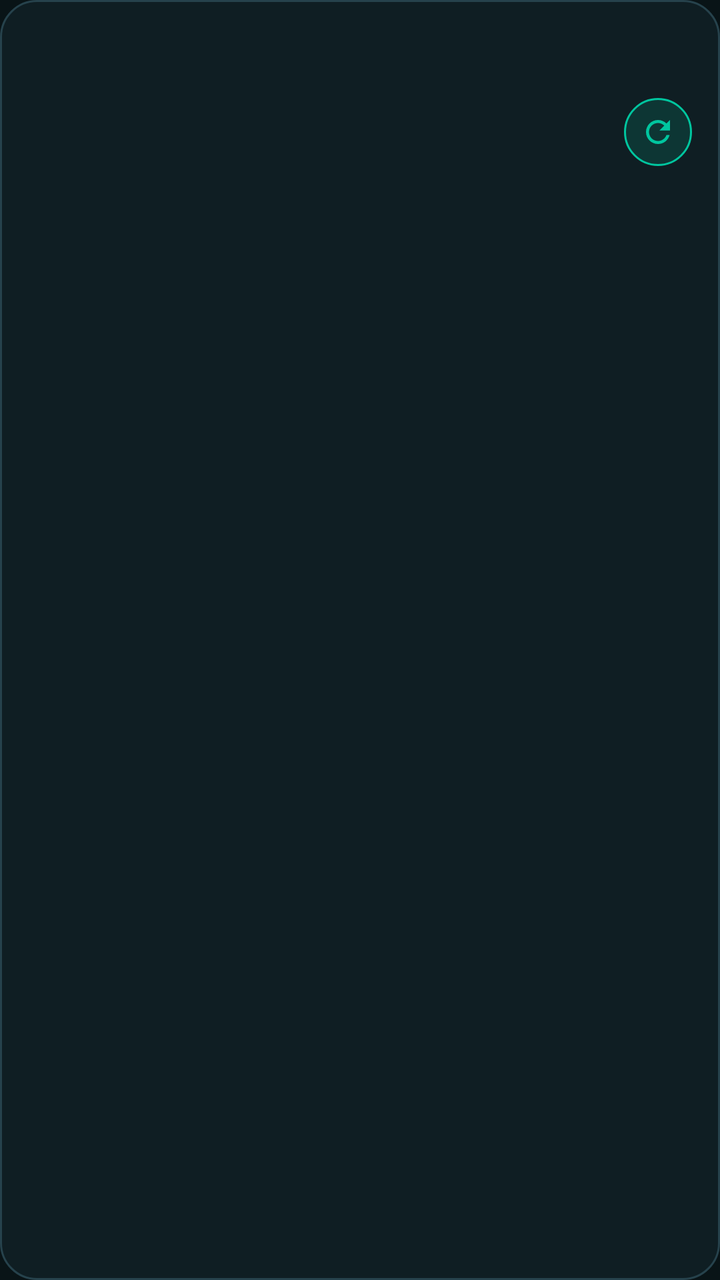
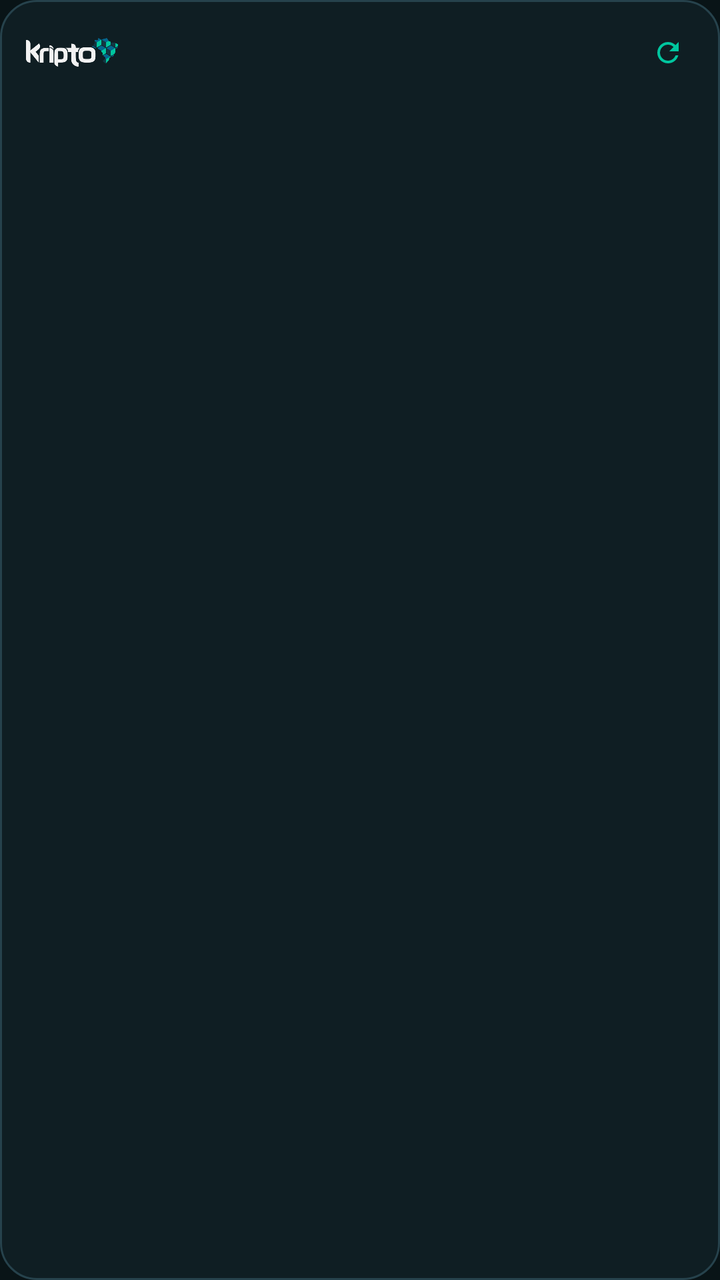

Compare the two renders of this Android layout. The source of the first and the diff that turns it into the second are given below.
<!-- AndroidManifest.xml: application theme Tema.KriptoBR -->
<!-- res/layout/widget_cotacao.xml -->
<?xml version="1.0" encoding="utf-8"?>
<LinearLayout xmlns:android="http://schemas.android.com/apk/res/android"
    android:id="@+id/wRaiz"
    android:layout_width="match_parent"
    android:layout_height="match_parent"
    android:background="@drawable/fundo_widget"
    android:orientation="vertical"
    android:padding="14dp">

    <LinearLayout
        android:layout_width="match_parent"
        android:layout_height="wrap_content"
        android:orientation="horizontal">

        <TextView
            android:id="@+id/wTitulo"
            android:layout_width="0dp"
            android:layout_height="wrap_content"
            android:layout_weight="1"
            android:ellipsize="end"
            android:letterSpacing="0.12"
            android:maxLines="1"
            android:textColor="@color/btc"
            android:textSize="11sp"
            android:textStyle="bold" />

        <TextView
            android:id="@+id/wMarca"
            android:layout_width="wrap_content"
            android:layout_height="wrap_content"
            android:textColor="@color/mint"
            android:textSize="11sp"
            android:textStyle="bold" />
    </LinearLayout>

    <LinearLayout
        android:layout_width="match_parent"
        android:layout_height="wrap_content"
        android:baselineAligned="false"
        android:orientation="horizontal">

        <LinearLayout
            android:layout_width="0dp"
            android:layout_height="wrap_content"
            android:layout_weight="1"
            android:orientation="vertical">

            <TextView
                android:id="@+id/wPreco"
                android:layout_width="match_parent"
                android:layout_height="wrap_content"
                android:layout_marginTop="3dp"
                android:ellipsize="end"
                android:maxLines="1"
                android:textColor="@color/tinta"
                android:textSize="24sp"
                android:textStyle="bold" />

            <TextView
                android:id="@+id/wVar"
                android:layout_width="match_parent"
                android:layout_height="wrap_content"
                android:maxLines="1"
                android:textColor="@color/alta"
                android:textSize="14sp"
                android:textStyle="bold" />

            <TextView
                android:id="@+id/wFaixa"
                android:layout_width="match_parent"
                android:layout_height="wrap_content"
                android:layout_marginTop="2dp"
                android:ellipsize="end"
                android:maxLines="1"
                android:textColor="@color/apagado"
                android:textSize="11.5sp"
                android:visibility="gone" />

            <TextView
                android:id="@+id/wVolume"
                android:layout_width="match_parent"
                android:layout_height="wrap_content"
                android:ellipsize="end"
                android:maxLines="1"
                android:textColor="@color/apagado"
                android:textSize="11.5sp"
                android:visibility="gone" />
        </LinearLayout>

        <ImageView
            android:id="@+id/wAtualizar"
            android:layout_width="34dp"
            android:layout_height="34dp"
            android:layout_gravity="bottom"
            android:background="@drawable/fundo_bolinha"
            android:contentDescription="@string/widget_atualizar"
            android:padding="8dp"
            android:src="@drawable/ic_atualizar" />
    </LinearLayout>

    <LinearLayout
        android:id="@+id/wL1"
        android:layout_width="match_parent"
        android:layout_height="wrap_content"
        android:layout_marginTop="3dp"
        android:baselineAligned="false"
        android:orientation="horizontal"
        android:visibility="gone">

        <TextView
            android:id="@+id/wL1Nome"
            android:layout_width="0dp"
            android:layout_height="wrap_content"
            android:layout_weight="1"
            android:ellipsize="end"
            android:maxLines="1"
            android:textColor="@color/tinta2"
            android:textSize="12.5sp" />

        <TextView
            android:id="@+id/wL1Var"
            android:layout_width="wrap_content"
            android:layout_height="wrap_content"
            android:layout_marginStart="8dp"
            android:maxLines="1"
            android:textColor="@color/alta"
            android:textSize="12.5sp"
            android:textStyle="bold" />
    </LinearLayout>
    <LinearLayout
        android:id="@+id/wL2"
        android:layout_width="match_parent"
        android:layout_height="wrap_content"
        android:layout_marginTop="3dp"
        android:baselineAligned="false"
        android:orientation="horizontal"
        android:visibility="gone">

        <TextView
            android:id="@+id/wL2Nome"
            android:layout_width="0dp"
            android:layout_height="wrap_content"
            android:layout_weight="1"
            android:ellipsize="end"
            android:maxLines="1"
            android:textColor="@color/tinta2"
            android:textSize="12.5sp" />

        <TextView
            android:id="@+id/wL2Var"
            android:layout_width="wrap_content"
            android:layout_height="wrap_content"
            android:layout_marginStart="8dp"
            android:maxLines="1"
            android:textColor="@color/alta"
            android:textSize="12.5sp"
            android:textStyle="bold" />
    </LinearLayout>
    <LinearLayout
        android:id="@+id/wL3"
        android:layout_width="match_parent"
        android:layout_height="wrap_content"
        android:layout_marginTop="3dp"
        android:baselineAligned="false"
        android:orientation="horizontal"
        android:visibility="gone">

        <TextView
            android:id="@+id/wL3Nome"
            android:layout_width="0dp"
            android:layout_height="wrap_content"
            android:layout_weight="1"
            android:ellipsize="end"
            android:maxLines="1"
            android:textColor="@color/tinta2"
            android:textSize="12.5sp" />

        <TextView
            android:id="@+id/wL3Var"
            android:layout_width="wrap_content"
            android:layout_height="wrap_content"
            android:layout_marginStart="8dp"
            android:maxLines="1"
            android:textColor="@color/alta"
            android:textSize="12.5sp"
            android:textStyle="bold" />
    </LinearLayout>
    <LinearLayout
        android:id="@+id/wL4"
        android:layout_width="match_parent"
        android:layout_height="wrap_content"
        android:layout_marginTop="3dp"
        android:baselineAligned="false"
        android:orientation="horizontal"
        android:visibility="gone">

        <TextView
            android:id="@+id/wL4Nome"
            android:layout_width="0dp"
            android:layout_height="wrap_content"
            android:layout_weight="1"
            android:ellipsize="end"
            android:maxLines="1"
            android:textColor="@color/tinta2"
            android:textSize="12.5sp" />

        <TextView
            android:id="@+id/wL4Var"
            android:layout_width="wrap_content"
            android:layout_height="wrap_content"
            android:layout_marginStart="8dp"
            android:maxLines="1"
            android:textColor="@color/alta"
            android:textSize="12.5sp"
            android:textStyle="bold" />
    </LinearLayout>
    <LinearLayout
        android:id="@+id/wL5"
        android:layout_width="match_parent"
        android:layout_height="wrap_content"
        android:layout_marginTop="3dp"
        android:baselineAligned="false"
        android:orientation="horizontal"
        android:visibility="gone">

        <TextView
            android:id="@+id/wL5Nome"
            android:layout_width="0dp"
            android:layout_height="wrap_content"
            android:layout_weight="1"
            android:ellipsize="end"
            android:maxLines="1"
            android:textColor="@color/tinta2"
            android:textSize="12.5sp" />

        <TextView
            android:id="@+id/wL5Var"
            android:layout_width="wrap_content"
            android:layout_height="wrap_content"
            android:layout_marginStart="8dp"
            android:maxLines="1"
            android:textColor="@color/alta"
            android:textSize="12.5sp"
            android:textStyle="bold" />
    </LinearLayout>

    <TextView
        android:id="@+id/wRodape"
        android:layout_width="match_parent"
        android:layout_height="wrap_content"
        android:layout_marginTop="5dp"
        android:ellipsize="end"
        android:maxLines="1"
        android:textColor="@color/apagado"
        android:textSize="11sp" />
</LinearLayout>
<!-- resources referenced by this layout -->
<resources>
  <color name="alta">#FF2BD07E</color>
  <color name="apagado">#FF7A9299</color>
  <color name="btc">#FFF7931A</color>
  <color name="mint">#FF00C69F</color>
  <color name="tinta">#FFEAF2F3</color>
  <color name="tinta2">#FFA6BAC0</color>
  <!-- drawable fundo_bolinha (drawable) -->
  <?xml version="1.0" encoding="utf-8"?>
  <shape xmlns:android="http://schemas.android.com/apk/res/android" android:shape="oval">
      <solid android:color="#2400C69F" />
      <stroke android:width="1dp" android:color="@color/mint" />
  </shape>
  <!-- drawable fundo_widget (drawable) -->
  <?xml version="1.0" encoding="utf-8"?>
  <shape xmlns:android="http://schemas.android.com/apk/res/android" android:shape="rectangle">
      <solid android:color="@color/superficie" />
      <stroke android:width="1dp" android:color="@color/borda" />
      <corners android:radius="18dp" />
  </shape>
  <!-- drawable ic_atualizar (drawable) -->
  <?xml version="1.0" encoding="utf-8"?>
  <vector xmlns:android="http://schemas.android.com/apk/res/android"
      android:width="24dp"
      android:height="24dp"
      android:viewportWidth="24"
      android:viewportHeight="24"
      android:tint="#00C69F">
      <path
          android:fillColor="#FFFFFF"
          android:pathData="M17.65,6.35C16.2,4.9 14.21,4 12,4c-4.42,0 -7.99,3.58 -8,8s3.58,8 8,8c3.73,0 6.84,-2.55 7.73,-6h-2.08c-0.82,2.33 -3.04,4 -5.65,4 -3.31,0 -6,-2.69 -6,-6s2.69,-6 6,-6c1.66,0 3.14,0.69 4.22,1.78L13,11h7V4l-2.35,2.35z" />
  </vector>
  <string name="widget_atualizar">Atualizar agora</string>
  <style name="Tema.KriptoBR" parent="android:Theme.Material.NoActionBar">
          <item name="android:windowBackground">@color/fundo</item>
          <item name="android:colorBackground">@color/fundo</item>
          <item name="android:statusBarColor">@android:color/transparent</item>
          <item name="android:navigationBarColor">@android:color/transparent</item>
      </style>
  <color name="superficie">#FF0F1E23</color>
  <color name="borda">#FF26424C</color>
  <color name="fundo">#FF091417</color>
</resources>

<!-- the commit's change to res/layout/widget_cotacao.xml (unified diff, before → after) -->
@@ -5,104 +5,260 @@
     android:layout_height="match_parent"
     android:background="@drawable/fundo_widget"
     android:orientation="vertical"
-    android:padding="14dp">
-
-    <LinearLayout
-        android:layout_width="match_parent"
-        android:layout_height="wrap_content"
+    android:padding="13dp">
+
+    <LinearLayout
+        android:layout_width="match_parent"
+        android:layout_height="wrap_content"
+        android:baselineAligned="false"
+        android:gravity="center_vertical"
         android:orientation="horizontal">
 
-        <TextView
-            android:id="@+id/wTitulo"
-            android:layout_width="0dp"
-            android:layout_height="wrap_content"
-            android:layout_weight="1"
-            android:ellipsize="end"
-            android:letterSpacing="0.12"
-            android:maxLines="1"
-            android:textColor="@color/btc"
-            android:textSize="11sp"
-            android:textStyle="bold" />
-
-        <TextView
-            android:id="@+id/wMarca"
-            android:layout_width="wrap_content"
-            android:layout_height="wrap_content"
-            android:textColor="@color/mint"
-            android:textSize="11sp"
-            android:textStyle="bold" />
-    </LinearLayout>
-
-    <LinearLayout
-        android:layout_width="match_parent"
-        android:layout_height="wrap_content"
-        android:baselineAligned="false"
-        android:orientation="horizontal">
-
-        <LinearLayout
-            android:layout_width="0dp"
-            android:layout_height="wrap_content"
-            android:layout_weight="1"
-            android:orientation="vertical">
-
-            <TextView
-                android:id="@+id/wPreco"
-                android:layout_width="match_parent"
-                android:layout_height="wrap_content"
-                android:layout_marginTop="3dp"
-                android:ellipsize="end"
-                android:maxLines="1"
-                android:textColor="@color/tinta"
-                android:textSize="24sp"
-                android:textStyle="bold" />
-
-            <TextView
-                android:id="@+id/wVar"
-                android:layout_width="match_parent"
-                android:layout_height="wrap_content"
-                android:maxLines="1"
-                android:textColor="@color/alta"
-                android:textSize="14sp"
-                android:textStyle="bold" />
-
-            <TextView
-                android:id="@+id/wFaixa"
-                android:layout_width="match_parent"
-                android:layout_height="wrap_content"
-                android:layout_marginTop="2dp"
-                android:ellipsize="end"
-                android:maxLines="1"
-                android:textColor="@color/apagado"
-                android:textSize="11.5sp"
-                android:visibility="gone" />
-
-            <TextView
-                android:id="@+id/wVolume"
-                android:layout_width="match_parent"
-                android:layout_height="wrap_content"
-                android:ellipsize="end"
-                android:maxLines="1"
-                android:textColor="@color/apagado"
-                android:textSize="11.5sp"
-                android:visibility="gone" />
-        </LinearLayout>
+        <ImageView
+            android:id="@+id/wLogo"
+            android:layout_width="46dp"
+            android:layout_height="15dp"
+            android:adjustViewBounds="true"
+            android:contentDescription="@string/marca_curta"
+            android:scaleType="fitStart"
+            android:src="@drawable/logo_kriptobr" />
+
+        <TextView
+            android:id="@+id/wPar"
+            android:layout_width="0dp"
+            android:layout_height="wrap_content"
+            android:layout_marginStart="8dp"
+            android:layout_weight="1"
+            android:ellipsize="end"
+            android:maxLines="1"
+            android:textColor="@color/tinta"
+            android:textSize="13sp"
+            android:textStyle="bold" />
+
+        <TextView
+            android:id="@+id/wPreco"
+            android:layout_width="wrap_content"
+            android:layout_height="wrap_content"
+            android:layout_marginStart="6dp"
+            android:ellipsize="end"
+            android:maxLines="1"
+            android:textColor="@color/tinta"
+            android:textSize="20sp"
+            android:textStyle="bold" />
 
         <ImageView
             android:id="@+id/wAtualizar"
-            android:layout_width="34dp"
-            android:layout_height="34dp"
-            android:layout_gravity="bottom"
-            android:background="@drawable/fundo_bolinha"
+            android:layout_width="26dp"
+            android:layout_height="26dp"
+            android:layout_marginStart="4dp"
             android:contentDescription="@string/widget_atualizar"
-            android:padding="8dp"
+            android:padding="5dp"
             android:src="@drawable/ic_atualizar" />
     </LinearLayout>
 
     <LinearLayout
+        android:layout_width="match_parent"
+        android:layout_height="wrap_content"
+        android:layout_marginTop="4dp"
+        android:baselineAligned="false"
+        android:orientation="horizontal">
+
+        <LinearLayout
+            android:id="@+id/wColA"
+            android:layout_width="0dp"
+            android:layout_height="wrap_content"
+            android:layout_weight="1"
+            android:baselineAligned="false"
+            android:orientation="vertical">
+
+            <LinearLayout
+                android:layout_width="match_parent"
+                android:layout_height="wrap_content"
+                android:layout_marginTop="3dp"
+                android:baselineAligned="false"
+                android:orientation="horizontal">
+
+                <TextView
+                    android:id="@+id/wVendaL"
+                    android:layout_width="wrap_content"
+                    android:layout_height="wrap_content"
+                    android:maxLines="1"
+                    android:textColor="@color/apagado"
+                    android:textSize="10sp" />
+
+                <TextView
+                    android:id="@+id/wVendaV"
+                    android:layout_width="0dp"
+                    android:layout_height="wrap_content"
+                    android:layout_marginStart="5dp"
+                    android:layout_weight="1"
+                    android:ellipsize="end"
+                    android:maxLines="1"
+                    android:textColor="@color/baixa"
+                    android:textSize="12sp"
+                    android:textStyle="bold" />
+            </LinearLayout>
+            <LinearLayout
+                android:layout_width="match_parent"
+                android:layout_height="wrap_content"
+                android:layout_marginTop="3dp"
+                android:baselineAligned="false"
+                android:orientation="horizontal">
+
+                <TextView
+                    android:id="@+id/wCompraL"
+                    android:layout_width="wrap_content"
+                    android:layout_height="wrap_content"
+                    android:maxLines="1"
+                    android:textColor="@color/apagado"
+                    android:textSize="10sp" />
+
+                <TextView
+                    android:id="@+id/wCompraV"
+                    android:layout_width="0dp"
+                    android:layout_height="wrap_content"
+                    android:layout_marginStart="5dp"
+                    android:layout_weight="1"
+                    android:ellipsize="end"
+                    android:maxLines="1"
+                    android:textColor="@color/alta"
+                    android:textSize="12sp"
+                    android:textStyle="bold" />
+            </LinearLayout>
+        </LinearLayout>
+        <LinearLayout
+            android:id="@+id/wColB"
+            android:layout_width="0dp"
+            android:layout_height="wrap_content"
+            android:layout_weight="1"
+            android:baselineAligned="false"
+            android:orientation="vertical">
+
+            <LinearLayout
+                android:layout_width="match_parent"
+                android:layout_height="wrap_content"
+                android:layout_marginTop="3dp"
+                android:baselineAligned="false"
+                android:orientation="horizontal">
+
+                <TextView
+                    android:id="@+id/wVarL"
+                    android:layout_width="wrap_content"
+                    android:layout_height="wrap_content"
+                    android:maxLines="1"
+                    android:textColor="@color/apagado"
+                    android:textSize="10sp" />
+
+                <TextView
+                    android:id="@+id/wVarV"
+                    android:layout_width="0dp"
+                    android:layout_height="wrap_content"
+                    android:layout_marginStart="5dp"
+                    android:layout_weight="1"
+                    android:ellipsize="end"
+                    android:maxLines="1"
+                    android:textColor="@color/alta"
+                    android:textSize="12sp"
+                    android:textStyle="bold" />
+            </LinearLayout>
+            <LinearLayout
+                android:layout_width="match_parent"
+                android:layout_height="wrap_content"
+                android:layout_marginTop="3dp"
+                android:baselineAligned="false"
+                android:orientation="horizontal">
+
+                <TextView
+                    android:id="@+id/wVolL"
+                    android:layout_width="wrap_content"
+                    android:layout_height="wrap_content"
+                    android:maxLines="1"
+                    android:textColor="@color/apagado"
+                    android:textSize="10sp" />
+
+                <TextView
+                    android:id="@+id/wVolV"
+                    android:layout_width="0dp"
+                    android:layout_height="wrap_content"
+                    android:layout_marginStart="5dp"
+                    android:layout_weight="1"
+                    android:ellipsize="end"
+                    android:maxLines="1"
+                    android:textColor="@color/tinta"
+                    android:textSize="12sp"
+                    android:textStyle="bold" />
+            </LinearLayout>
+        </LinearLayout>
+        <LinearLayout
+            android:id="@+id/wColC"
+            android:layout_width="0dp"
+            android:layout_height="wrap_content"
+            android:layout_weight="1"
+            android:baselineAligned="false"
+            android:orientation="vertical">
+
+            <LinearLayout
+                android:layout_width="match_parent"
+                android:layout_height="wrap_content"
+                android:layout_marginTop="3dp"
+                android:baselineAligned="false"
+                android:orientation="horizontal">
+
+                <TextView
+                    android:id="@+id/wMaxL"
+                    android:layout_width="wrap_content"
+                    android:layout_height="wrap_content"
+                    android:maxLines="1"
+                    android:textColor="@color/apagado"
+                    android:textSize="10sp" />
+
+                <TextView
+                    android:id="@+id/wMaxV"
+                    android:layout_width="0dp"
+                    android:layout_height="wrap_content"
+                    android:layout_marginStart="5dp"
+                    android:layout_weight="1"
+                    android:ellipsize="end"
+                    android:maxLines="1"
+                    android:textColor="@color/tinta"
+                    android:textSize="12sp"
+                    android:textStyle="bold" />
+            </LinearLayout>
+            <LinearLayout
+                android:layout_width="match_parent"
+                android:layout_height="wrap_content"
+                android:layout_marginTop="3dp"
+                android:baselineAligned="false"
+                android:orientation="horizontal">
+
+                <TextView
+                    android:id="@+id/wMinL"
+                    android:layout_width="wrap_content"
+                    android:layout_height="wrap_content"
+                    android:maxLines="1"
+                    android:textColor="@color/apagado"
+                    android:textSize="10sp" />
+
+                <TextView
+                    android:id="@+id/wMinV"
+                    android:layout_width="0dp"
+                    android:layout_height="wrap_content"
+                    android:layout_marginStart="5dp"
+                    android:layout_weight="1"
+                    android:ellipsize="end"
+                    android:maxLines="1"
+                    android:textColor="@color/tinta"
+                    android:textSize="12sp"
+                    android:textStyle="bold" />
+            </LinearLayout>
+        </LinearLayout>
+    </LinearLayout>
+
+    <LinearLayout
         android:id="@+id/wL1"
         android:layout_width="match_parent"
         android:layout_height="wrap_content"
-        android:layout_marginTop="3dp"
+        android:layout_marginTop="4dp"
         android:baselineAligned="false"
         android:orientation="horizontal"
         android:visibility="gone">
@@ -115,7 +271,7 @@
             android:ellipsize="end"
             android:maxLines="1"
             android:textColor="@color/tinta2"
-            android:textSize="12.5sp" />
+            android:textSize="12sp" />
 
         <TextView
             android:id="@+id/wL1Var"
@@ -124,14 +280,14 @@
             android:layout_marginStart="8dp"
             android:maxLines="1"
             android:textColor="@color/alta"
-            android:textSize="12.5sp"
+            android:textSize="12sp"
             android:textStyle="bold" />
     </LinearLayout>
     <LinearLayout
         android:id="@+id/wL2"
         android:layout_width="match_parent"
         android:layout_height="wrap_content"
-        android:layout_marginTop="3dp"
+        android:layout_marginTop="4dp"
         android:baselineAligned="false"
         android:orientation="horizontal"
         android:visibility="gone">
@@ -144,7 +300,7 @@
             android:ellipsize="end"
             android:maxLines="1"
             android:textColor="@color/tinta2"
-            android:textSize="12.5sp" />
+            android:textSize="12sp" />
 
         <TextView
             android:id="@+id/wL2Var"
@@ -153,14 +309,14 @@
             android:layout_marginStart="8dp"
             android:maxLines="1"
             android:textColor="@color/alta"
-            android:textSize="12.5sp"
+            android:textSize="12sp"
             android:textStyle="bold" />
     </LinearLayout>
     <LinearLayout
         android:id="@+id/wL3"
         android:layout_width="match_parent"
         android:layout_height="wrap_content"
-        android:layout_marginTop="3dp"
+        android:layout_marginTop="4dp"
         android:baselineAligned="false"
         android:orientation="horizontal"
         android:visibility="gone">
@@ -173,7 +329,7 @@
             android:ellipsize="end"
             android:maxLines="1"
             android:textColor="@color/tinta2"
-            android:textSize="12.5sp" />
+            android:textSize="12sp" />
 
         <TextView
             android:id="@+id/wL3Var"
@@ -182,14 +338,14 @@
             android:layout_marginStart="8dp"
             android:maxLines="1"
             android:textColor="@color/alta"
-            android:textSize="12.5sp"
+            android:textSize="12sp"
             android:textStyle="bold" />
     </LinearLayout>
     <LinearLayout
         android:id="@+id/wL4"
         android:layout_width="match_parent"
         android:layout_height="wrap_content"
-        android:layout_marginTop="3dp"
+        android:layout_marginTop="4dp"
         android:baselineAligned="false"
         android:orientation="horizontal"
         android:visibility="gone">
@@ -202,7 +358,7 @@
             android:ellipsize="end"
             android:maxLines="1"
             android:textColor="@color/tinta2"
-            android:textSize="12.5sp" />
+            android:textSize="12sp" />
 
         <TextView
             android:id="@+id/wL4Var"
@@ -211,14 +367,14 @@
             android:layout_marginStart="8dp"
             android:maxLines="1"
             android:textColor="@color/alta"
-            android:textSize="12.5sp"
+            android:textSize="12sp"
             android:textStyle="bold" />
     </LinearLayout>
     <LinearLayout
         android:id="@+id/wL5"
         android:layout_width="match_parent"
         android:layout_height="wrap_content"
-        android:layout_marginTop="3dp"
+        android:layout_marginTop="4dp"
         android:baselineAligned="false"
         android:orientation="horizontal"
         android:visibility="gone">
@@ -231,7 +387,7 @@
             android:ellipsize="end"
             android:maxLines="1"
             android:textColor="@color/tinta2"
-            android:textSize="12.5sp" />
+            android:textSize="12sp" />
 
         <TextView
             android:id="@+id/wL5Var"
@@ -240,7 +396,7 @@
             android:layout_marginStart="8dp"
             android:maxLines="1"
             android:textColor="@color/alta"
-            android:textSize="12.5sp"
+            android:textSize="12sp"
             android:textStyle="bold" />
     </LinearLayout>
 
@@ -252,5 +408,5 @@
         android:ellipsize="end"
         android:maxLines="1"
         android:textColor="@color/apagado"
-        android:textSize="11sp" />
+        android:textSize="10.5sp" />
 </LinearLayout>
<!-- resource entries referenced after the edit -->
@@ -2,16 +2,9 @@
 <resources>
   <color name="alta">#FF2BD07E</color>
   <color name="apagado">#FF7A9299</color>
-  <color name="btc">#FFF7931A</color>
-  <color name="mint">#FF00C69F</color>
+  <color name="baixa">#FFF2707B</color>
   <color name="tinta">#FFEAF2F3</color>
   <color name="tinta2">#FFA6BAC0</color>
-  <!-- drawable fundo_bolinha (drawable) -->
-  <?xml version="1.0" encoding="utf-8"?>
-  <shape xmlns:android="http://schemas.android.com/apk/res/android" android:shape="oval">
-      <solid android:color="#2400C69F" />
-      <stroke android:width="1dp" android:color="@color/mint" />
-  </shape>
   <!-- drawable fundo_widget (drawable) -->
   <?xml version="1.0" encoding="utf-8"?>
   <shape xmlns:android="http://schemas.android.com/apk/res/android" android:shape="rectangle">
@@ -31,6 +24,8 @@
           android:fillColor="#FFFFFF"
           android:pathData="M17.65,6.35C16.2,4.9 14.21,4 12,4c-4.42,0 -7.99,3.58 -8,8s3.58,8 8,8c3.73,0 6.84,-2.55 7.73,-6h-2.08c-0.82,2.33 -3.04,4 -5.65,4 -3.31,0 -6,-2.69 -6,-6s2.69,-6 6,-6c1.66,0 3.14,0.69 4.22,1.78L13,11h7V4l-2.35,2.35z" />
   </vector>
+  <!-- drawable logo_kriptobr: png bitmap (drawable-nodpi, 22770 bytes) -->
+  <string name="marca_curta">KriptoBR</string>
   <string name="widget_atualizar">Atualizar agora</string>
   <style name="Tema.KriptoBR" parent="android:Theme.Material.NoActionBar">
           <item name="android:windowBackground">@color/fundo</item>
